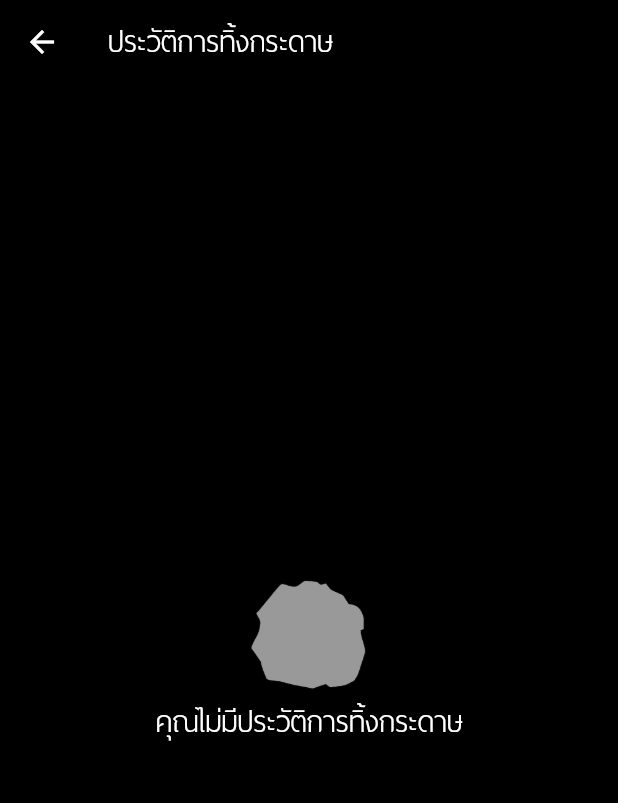
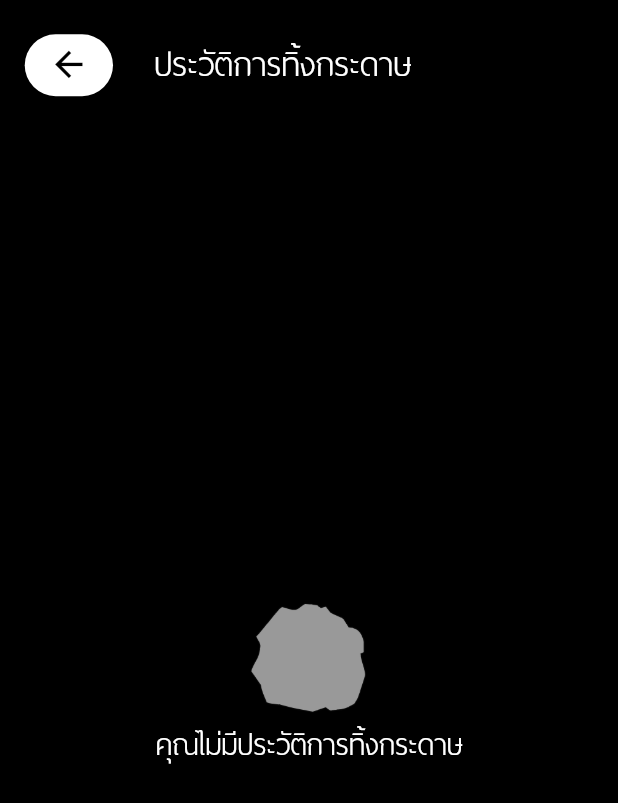
Before and after one commit to kithe-raker/scrap, a Flutter app: the History screen opened directly with empty values, on a phone screen of 412 x 824 dp. Shown: the top 803 px of the screen. Run offline on Flutter 3.47's test engine with Material 2 defaults, Android fonts, the phone set to English and light mode, and no system bars; our stand-ins replace cached_network_image, cloud_firestore, firebase_auth, firebase_messaging, firebase_storage, flare_flutter and 7 more; missing offline and left inert: flare_splash_screen, geoflutterfire; accounts and stored records are empty.

Commit message:
AppBar + Paper Ratio

```diff
--- a/lib/Page/setting/History.dart
+++ b/lib/Page/setting/History.dart
@@ -28,11 +28,53 @@ class _HistoryState extends State<History> {
     Size scr = MediaQuery.of(context).size;
     return Scaffold(
       backgroundColor: Colors.black,
-      appBar: AppBar(
-        backgroundColor: Colors.black,
-        title: Text('ประวัติการทิ้งกระดาษ',
-            style: TextStyle(fontSize: scr.width / 16),
-            textAlign: TextAlign.center),
+      appBar:
+          // AppBar(
+          //   backgroundColor: Colors.black,
+          //   title: Text('ประวัติการทิ้งกระดาษ',
+          //       style: TextStyle(fontSize: scr.width / 16),
+          //       textAlign: TextAlign.center),
+          // ),
+          PreferredSize(
+        preferredSize: Size(double.infinity, scr.width / 4),
+        child: Container(
+          margin: MediaQuery.of(context).padding,
+          width: scr.width,
+          color: Colors.black,
+          padding: EdgeInsets.only(
+              top: scr.width / 18,
+              right: scr.width / 25,
+              left: scr.width / 25,
+              bottom: scr.width / 18),
+          child: Row(
+            mainAxisAlignment: MainAxisAlignment.start,
+            children: <Widget>[
+              InkWell(
+                child: Container(
+                  width: scr.width / 7,
+                  height: scr.width / 10,
+                  margin: EdgeInsets.only(right: scr.width / 15),
+                  decoration: BoxDecoration(
+                      borderRadius: BorderRadius.circular(scr.width),
+                      color: Colors.white),
+                  child: Icon(Icons.arrow_back,
+                      color: Colors.black, size: scr.width / 15),
+                ),
+                onTap: () {
+                  Navigator.pop(
+                    context,
+                  );
+                },
+              ),
+              Text('ประวัติการทิ้งกระดาษ',
+                  style: TextStyle(
+                    fontSize: scr.width / 14,
+                    color: Colors.white,
+                  ),
+                  textAlign: TextAlign.center),
+            ],
+          ),
+        ),
       ),
       body: Container(
         padding: EdgeInsets.all(6),
@@ -145,7 +187,7 @@ class _HistoryState extends State<History> {
                     child: Center(
                         child: Text(
                       data['text'],
-                      style: TextStyle(fontSize: scr.width / 21),
+                      style: TextStyle(fontSize: scr.width / 30),
                       textAlign: TextAlign.center,
                     ))),
               ),
@@ -249,7 +291,7 @@ class _HistoryState extends State<History> {
                     padding: EdgeInsets.only(
                         left: a.width / 20, right: a.width / 20),
                     width: a.width,
-                    height: a.height / 1,
+                    height: a.height,
                     child: Stack(
                       children: <Widget>[
                         Column(
```
Also changed, not shown: lib/Page/setting/blockingList.dart (+49 -7 lines).
